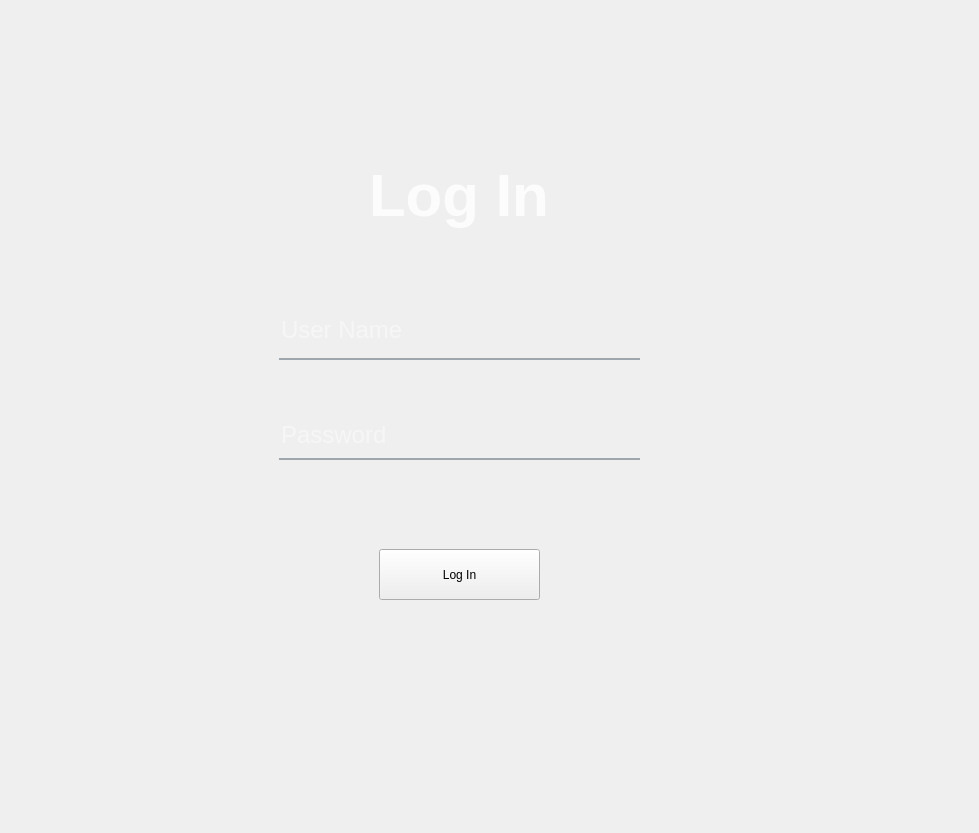
Before: the Qt Designer form login.ui in mindt102/HotelManagementSystem, drawn with Qt 5.
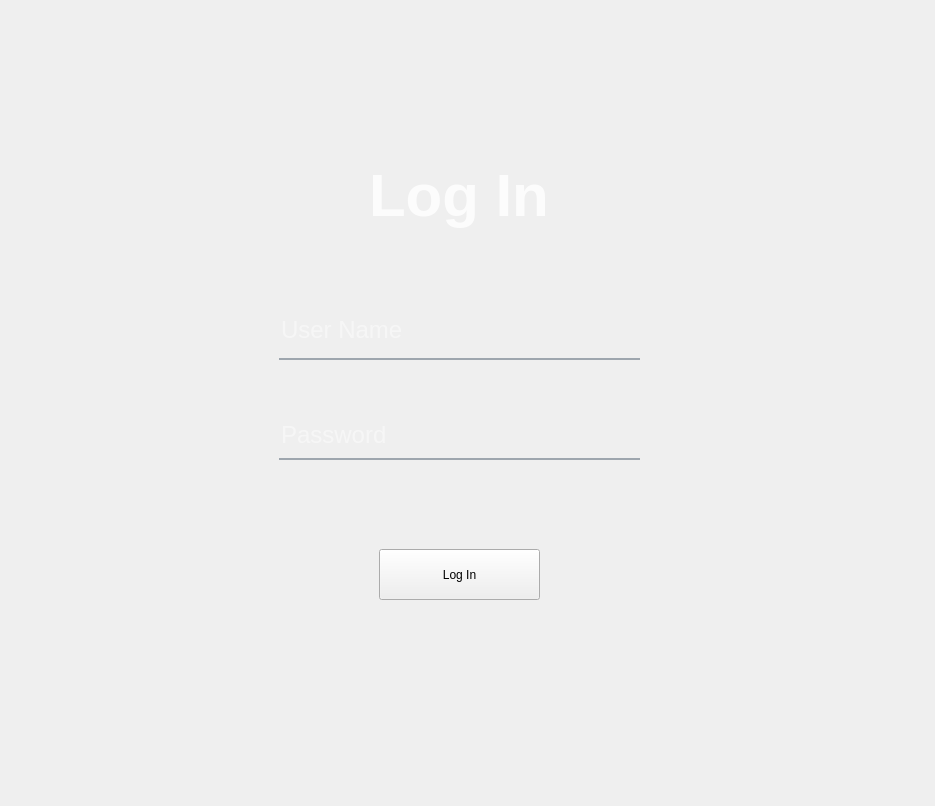
After: the same form once the commit is applied. Icons and pictures are not drawn.

Patch:
```diff
--- a/login.ui
+++ b/login.ui
@@ -6,8 +6,8 @@
    <rect>
     <x>0</x>
     <y>0</y>
-    <width>979</width>
-    <height>833</height>
+    <width>935</width>
+    <height>806</height>
    </rect>
   </property>
   <property name="windowTitle">
```
Left out of the diff: 3 changed lines with no effect on the pictures.
